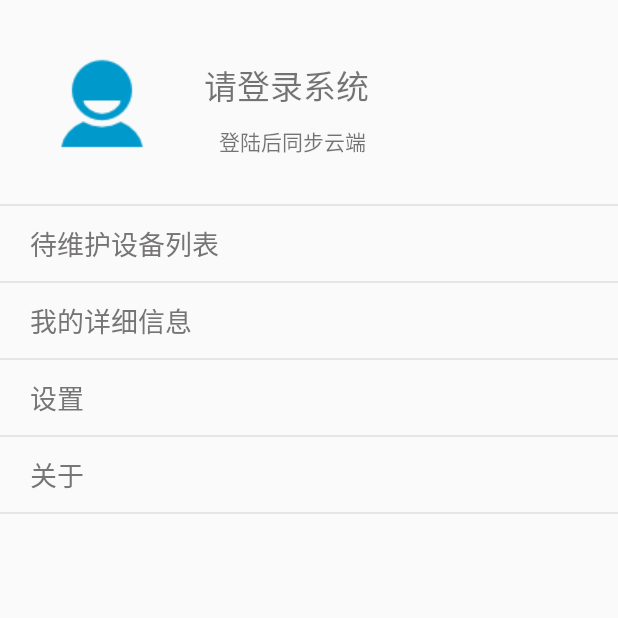
After one commit to saginardo/LocationHelperApp, an Android app: the fragment MineFragment shown on its own in the app's theme, on a phone screen of 412 x 824 dp, the top half of it. The commit adds this screen. Run offline under Robolectric (Android 15) with nearby library versions, the phone set to English and light mode, and no system bars; our stand-ins replace ButterKnife.

Commit message:
add mineFragment, fix UI crash

```diff
--- /dev/null
+++ b/app/src/main/java/com/notinglife/android/LocationHelper/fragment/MineFragment.java
@@ -0,0 +1,57 @@
+package com.notinglife.android.LocationHelper.fragment;
+
+import android.app.Activity;
+import android.os.Bundle;
+import android.support.annotation.Nullable;
+import android.support.v4.app.Fragment;
+import android.view.LayoutInflater;
+import android.view.View;
+import android.view.ViewGroup;
+
+import com.notinglife.android.LocationHelper.R;
+import com.notinglife.android.LocationHelper.domain.LocationDevice;
+
+import butterknife.ButterKnife;
+
+
+/**
+ * ${DESCRIPTION}
+ *
+ * @author saginardo
+ * @version ${VERSION}
+ *          date 2017-06-13 19:30
+ */
+
+public class MineFragment extends Fragment {
+
+
+    private LocationDevice mLocationDevice;
+    public Activity mActivity;
+
+    @Override
+    public void onCreate(@Nullable Bundle savedInstanceState) {
+        super.onCreate(savedInstanceState);
+        mActivity = getActivity();
+    }
+
+    @Nullable
+    @Override
+    public View onCreateView(LayoutInflater inflater, @Nullable ViewGroup container, @Nullable Bundle savedInstanceState) {
+        View view = View.inflate(mActivity, R.layout.fragment_mine, null);
+        ButterKnife.bind(this, view);
+        return view;
+    }
+
+    @Override
+    public void onActivityCreated(@Nullable Bundle savedInstanceState) {
+        super.onActivityCreated(savedInstanceState);
+/*        //创建一个帮助类对象
+        MySqliteOpenHelper mySqliteOpenHelper = new MySqliteOpenHelper(mActivity);
+        SQLiteDatabase db = mySqliteOpenHelper.getReadableDatabase();
+        mDao = new DeviceRawDao(mActivity);
+        mLocationDevice = new LocationDevice();*/
+
+    }
+
+
+}
--- /dev/null
+++ b/app/src/main/res/drawable/btn_selector.xml
@@ -0,0 +1,4 @@
+<?xml version="1.0" encoding="utf-8"?>
+<selector xmlns:android="http://schemas.android.com/apk/res/android">
+    <item android:drawable="@drawable/btn_shape"></item>
+</selector>
--- /dev/null
+++ b/app/src/main/res/drawable/btn_shape.xml
@@ -0,0 +1,6 @@
+<?xml version="1.0" encoding="utf-8"?>
+<shape xmlns:android="http://schemas.android.com/apk/res/android"
+       android:shape="rectangle">
+    <corners android:radius="5dp"/>
+    <solid android:color="@color/bt_color"/>
+</shape>
--- /dev/null
+++ b/app/src/main/res/layout/fragment_mine.xml
@@ -0,0 +1,120 @@
+<?xml version="1.0" encoding="utf-8"?>
+<LinearLayout
+    xmlns:android="http://schemas.android.com/apk/res/android"
+    xmlns:app="http://schemas.android.com/apk/res-auto"
+    android:layout_width="match_parent"
+    android:layout_height="match_parent"
+    android:orientation="vertical">
+
+    <LinearLayout
+        android:layout_width="match_parent"
+        android:layout_height="wrap_content"
+        android:orientation="vertical">
+
+        <RelativeLayout
+            android:layout_width="match_parent"
+            android:layout_height="match_parent"
+            android:layout_marginTop="20dp">
+
+            <ImageView
+                android:id="@+id/iv_user_image"
+                android:layout_marginStart="20dp"
+                android:layout_width="wrap_content"
+                android:layout_height="wrap_content"
+                android:background="@drawable/ic_action_user"/>
+
+            <TextView
+                android:id="@+id/tv_login_title"
+                android:layout_width="wrap_content"
+                android:layout_height="wrap_content"
+                android:layout_marginStart="20dp"
+                android:layout_marginTop="20dp"
+                android:layout_toEndOf="@id/iv_user_image"
+                android:text="@string/mine_login_title"
+                android:textSize="22sp"/>
+
+            <TextView
+                android:id="@+id/tv_login_hint"
+                android:layout_width="wrap_content"
+                android:layout_height="wrap_content"
+                android:layout_below="@id/tv_login_title"
+                android:layout_marginStart="30dp"
+                android:layout_marginTop="10dp"
+                android:layout_toRightOf="@id/iv_user_image"
+                android:text="@string/mine_login_hint"
+                android:textSize="14sp"/>
+        </RelativeLayout>
+
+        <LinearLayout
+            android:layout_width="match_parent"
+            android:layout_height="wrap_content"
+            android:layout_marginTop="20dp"
+            android:orientation="vertical">
+
+            <View
+                android:layout_width="match_parent"
+                android:layout_height="1dp"
+                android:background="@color/mine_divider"/>
+            <Button
+                android:layout_width="match_parent"
+                android:layout_height="50dp"
+                android:layout_marginStart="20dp"
+                android:background="@color/mine_button_background"
+                android:text="@string/mine_device_repair"
+                android:textSize="18sp"
+                android:textColor="@color/mine_text_color"
+                android:textAlignment="textStart"/>
+
+            <View
+                android:layout_width="match_parent"
+                android:layout_height="1dp"
+                android:background="@color/mine_divider"/>
+
+            <Button
+                android:layout_width="match_parent"
+                android:layout_height="50dp"
+                android:layout_marginStart="20dp"
+                android:background="@color/mine_button_background"
+                android:text="@string/mine_main_info"
+                android:textColor="@color/mine_text_color"
+                android:textSize="18sp"
+                android:textAlignment="textStart"/>
+
+            <View
+                android:layout_width="match_parent"
+                android:layout_height="1dp"
+                android:background="@color/mine_divider"/>
+
+            <Button
+                android:layout_width="match_parent"
+                android:layout_height="50dp"
+                android:layout_marginStart="20dp"
+                android:background="@color/mine_button_background"
+                android:text="@string/mine_setting"
+                android:textSize="18sp"
+                android:textColor="@color/mine_text_color"
+                android:textAlignment="textStart"/>
+
+            <View
+                android:layout_width="match_parent"
+                android:layout_height="1dp"
+                android:background="@color/mine_divider"/>
+
+            <Button
+                android:layout_width="match_parent"
+                android:layout_height="50dp"
+                android:layout_marginStart="20dp"
+                android:background="@color/mine_button_background"
+                android:text="@string/mine_about"
+                android:textSize="18sp"
+                android:textColor="@color/mine_text_color"
+                android:textAlignment="textStart"/>
+            <View
+                android:layout_width="match_parent"
+                android:layout_height="1dp"
+                android:background="@color/mine_divider"/>
+        </LinearLayout>
+    </LinearLayout>
+
+
+</LinearLayout>
--- a/app/src/main/res/menu/toolbar.xml
+++ b/app/src/main/res/menu/toolbar.xml
@@ -9,10 +9,11 @@
         app:showAsAction="always"/>
 
     <item
-        android:id="@+id/menu_backup"
+        android:id="@+id/menu_sendFile"
         android:icon="@drawable/ic_backup"
         android:title="备份"
-        app:showAsAction="never"/>
+        app:showAsAction="always"/>
+
     <item
         android:id="@+id/menu_scan_code"
         android:icon="@drawable/ic_delete"
--- a/app/src/main/res/values/colors.xml
+++ b/app/src/main/res/values/colors.xml
@@ -12,6 +12,12 @@
     <color name="colorBlue">#33b4e4</color>
     <color name="colorGray">#999999</color>
     <color name="scan_corner_color">#0effc2</color>
+    <!--我的界面-->
+    <color name="mine_divider">#e7e4e4</color>
+    <color name="mine_button_background">#00000000</color>
+    <color name="mine_text_color">#767474</color>
 
+    <!--定位界面-->
+    <color name="bt_color">#e0e4e6</color>
 
 </resources>
--- a/app/src/main/res/values/strings.xml
+++ b/app/src/main/res/values/strings.xml
@@ -8,4 +8,14 @@
     <string name="map_mark">标注</string>
     <string name="devices">设备</string>
     <string name="acq_data">定位</string>
+
+
+    <!--我的界面 颜色-->
+    <string name="mine_login_title">请登录系统</string>
+    <string name="mine_login_hint">登陆后同步云端</string>
+    <string name="mine_device_repair">待维护设备列表</string>
+    <string name="mine_main_info">我的详细信息</string>
+    <string name="mine_setting">设置</string>
+    <string name="mine_about">关于</string>
+
 </resources>
--- a/app/src/main/res/xml/searchable.xml
+++ /dev/null
@@ -1,5 +0,0 @@
-<?xml version="1.0" encoding="utf-8"?>
-<searchable xmlns:android="http://schemas.android.com/apk/res/android"
-            android:hint="姓名"
-            android:imeOptions="actionSearch"
-            android:label="@string/app_name"/>
```
Also changed, not shown: app/src/main/java/com/notinglife/android/LocationHelper/activity/MainActivity.java (+35 -5 lines), app/src/main/java/com/notinglife/android/LocationHelper/fragment/AcqDataFragment.java (+19 -18 lines), app/src/main/java/com/notinglife/android/LocationHelper/fragment/MapMarkFragment.java (deleted, +0 -131 lines), app/src/main/res/layout/fragment_acq_data.xml (+28 -68 lines), app/src/main/res/layout/fragment_map_mark.xml (deleted, +0 -42 lines), app/src/main/res/drawable/ic_action_user.png (added).
